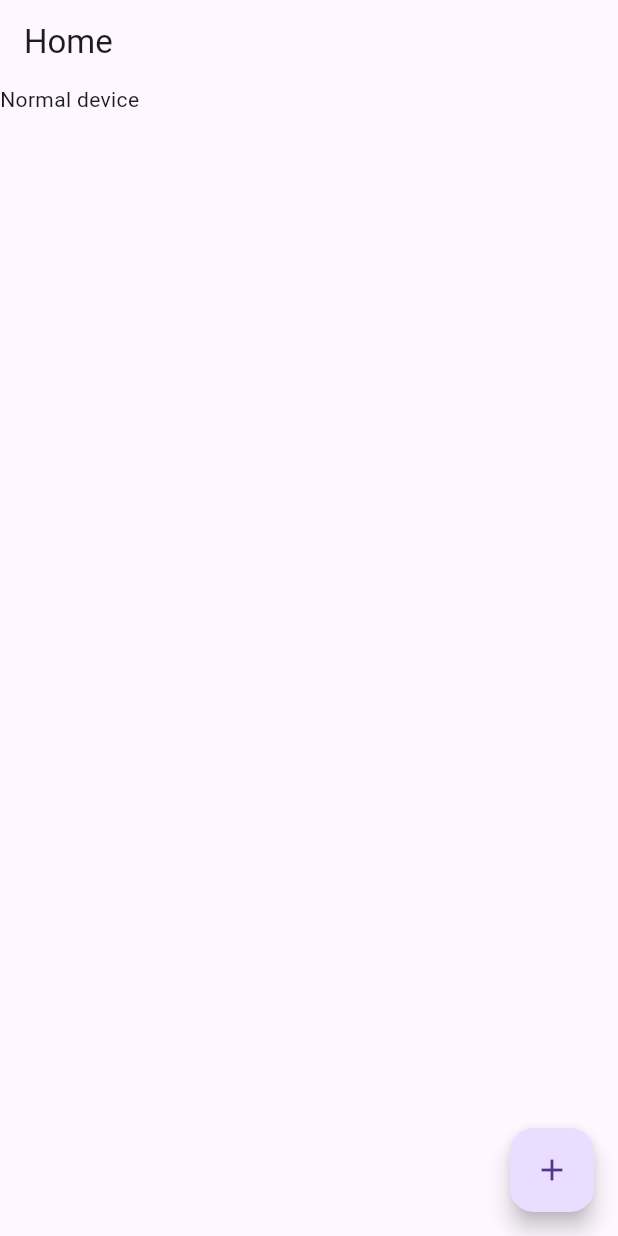
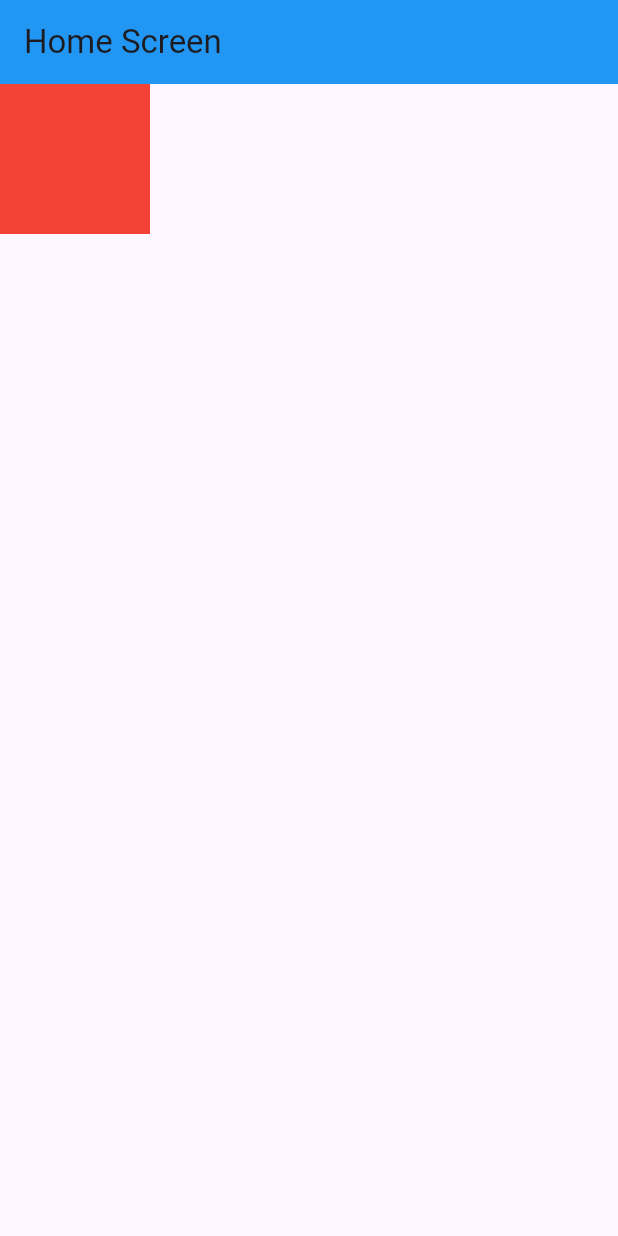
Before and after one commit to RafatMeraz/ostad_flutter_batch_five, a Flutter app: the screen it shows after launch, on a phone screen of 412 x 824 dp. Run offline on Flutter 3.47's test engine with Material 3 defaults, Android fonts, the phone set to English and light mode, and no system bars.

Commit message:
- Flexible - Expanded - AspectRatio - SizedBox - FractionallySizedBox

```diff
--- a/live_class_project/lib/main.dart
+++ b/live_class_project/lib/main.dart
@@ -1,10 +1,10 @@
 import 'package:flutter/material.dart';
 
-/// Orientation Builder
-/// Layout Builder
-/// MediaQuery
-/// Wrap
-/// Const uses before widget
+/// Flexible
+/// Expanded
+/// AspectRatio
+/// SizedBox
+/// FractionallySizedBox
 
 void main() {
   runApp(const MyApp());
@@ -33,94 +33,64 @@ class _HomeScreenState extends State<HomeScreen> {
 
   @override
   Widget build(BuildContext context) {
-
-    // print(MediaQuery.of(context).orientation);
-    // print(MediaQuery.of(context).size.height);
-    // print(MediaQuery.of(context).size.width);
-    // print(MediaQuery.of(context).size.aspectRatio);
-    // print(MediaQuery.of(context).size.flipped);
-    // print(MediaQuery.of(context).size.longestSide);
-    // print(MediaQuery.of(context).size.shortestSide);
-    // print(MediaQuery.of(context).displayFeatures);
-    // print(MediaQuery.of(context).devicePixelRatio);
-    //
-    // print(MediaQuery.sizeOf(context));
-    // print(MediaQuery.orientationOf(context));
-    // print(MediaQuery.devicePixelRatioOf(context));
-
     return Scaffold(
       appBar: AppBar(
-        title: const Text('Home'),
+        backgroundColor: Colors.blue,
+        title: const Text('Home Screen'),
       ),
-     /* body: Scrollbar(
-        child: SingleChildScrollView(
-          child: Column(
-            children: [
-              const Scrollbar(
-                thickness: 3,
-                radius: Radius.circular(30),
-                interactive: true,
-                child: SingleChildScrollView(
-                  scrollDirection: Axis.horizontal,
-                  // scrollDirection: Axis.vertical,
-                  child: Row(
-                    children: [
-                      Text('asdfsdfsdfsdfasdfsdf ksadflilsdkf lskd lfk'),
-                      Text('asdfsdfsdfsdfasdf'),
-                      Text('asdfsdfsdfsdfasdfsdf ksadflilsdkf lskd lfk'),
-                    ],
-                  ),
-                ),
+      body: Column(
+        children: [
+        /*  Expanded(
+            flex: 2,
+            child: Container(
+              width: double.infinity,
+              color: Colors.purple,
+            ),
+          ),
+          Expanded(
+            flex: 3,
+            child: Container(
+              width: double.infinity,
+              color: Colors.grey,
+            ),
+          ),
+          Expanded(
+            flex: 5,
+            child: Container(
+              width: double.infinity,
+              color: Colors.red,
+            ),
+          )*/
+         /* SizedBox(
+            width: 100,
+            height: 100,
+            child: Text('safjsdjfskdjf ksdkf jkdj fdj AD JSKJ S  SDJ SKDJK SJD S JKJS DSKD JKASKDJSK K JKSDJ S '),
+          ),
+          SizedBox(
+            height: 500,
+            width: 2000,
+            child: FractionallySizedBox(
+              heightFactor: 0.9,
+              widthFactor: 0.7,
+              alignment: Alignment.center,
+              child: Text('sjf klsdjfjsdf jsdjf ksdjkf ls'),
+            ),
+          ),
+          SizedBox(
+            width: 100,
+            height: 100,
+            child: Text('sdfsdf'),
+          )*/
+          SizedBox(
+            width: 100,
+            child: AspectRatio(
+              aspectRatio: 2/2,
+              child: Container(
+                color: Colors.red,
               ),
-              const Wrap(
-                alignment: WrapAlignment.center,
-                crossAxisAlignment: WrapCrossAlignment.center,
-                spacing: 10,
-                children: [
-                  Text('asdfsdfsdfsdfasdfsdf ksad'),
-                  Text('saf'),
-                  Text('asdfsdfsdfsdfasdfsdf ksadflilsdkf lskd lfk'),
-                ],
-              ),
-
-              OrientationBuilder(
-                builder: (context, orientation) {
-                  print(orientation);
-                  if (orientation == Orientation.portrait) {
-                    return const Text('Screen looks good');
-                  } else if (orientation == Orientation.landscape){
-                    return const Text('Screen is too wider');
-                  } else {
-                    return const Text('Unknown');
-                  }
-                },
-              ),
-            ],
-          ),
-        ),
-      ),*/
-      body: LayoutBuilder(
-        builder: (context, constraints) {
-          print(constraints);
-          if (constraints.maxWidth < 300) {
-            return Text('Tiny device');
-          } else if (constraints.maxWidth < 500) {
-            return Text('Normal device');
-          } else if (constraints.maxWidth < 700) {
-            return Text('Tablet device');
-          } else if (constraints.maxWidth < 1200) {
-            return Text('Laptop device');
-          } else {
-            return Text('Too large');
-          }
-        },
-      ),
-      floatingActionButton: FloatingActionButton(
-        onPressed: () {
-          count++;
-          setState(() {});
-        },
-        child: const Icon(Icons.add),
+            ),
+          )
+        ],
       ),
     );
   }
```
